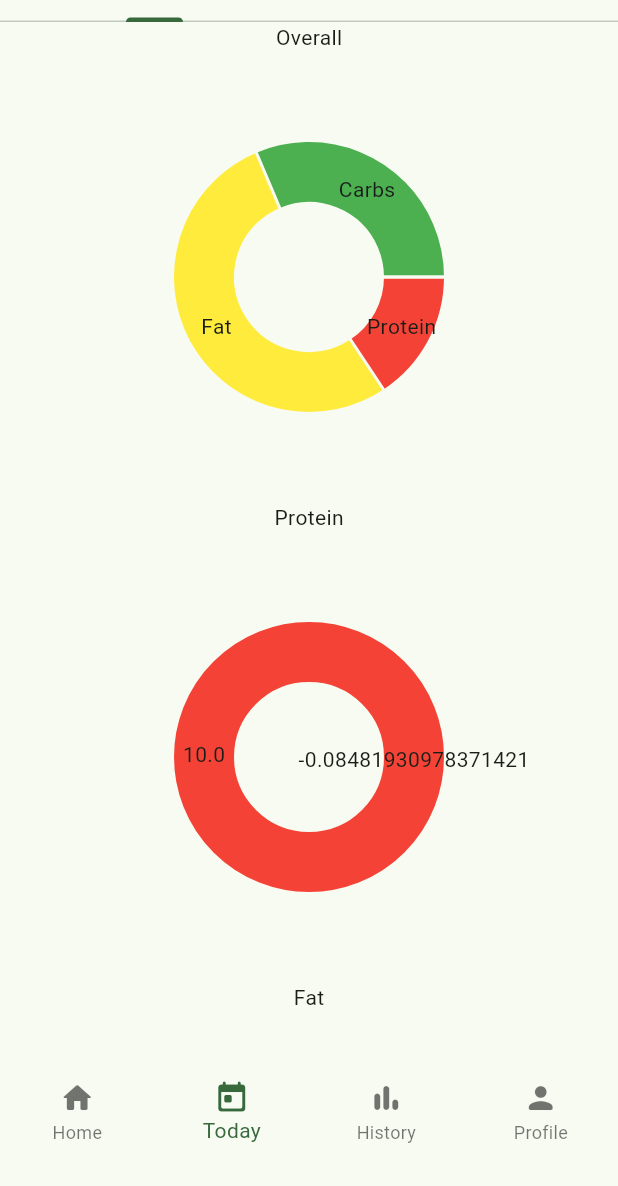
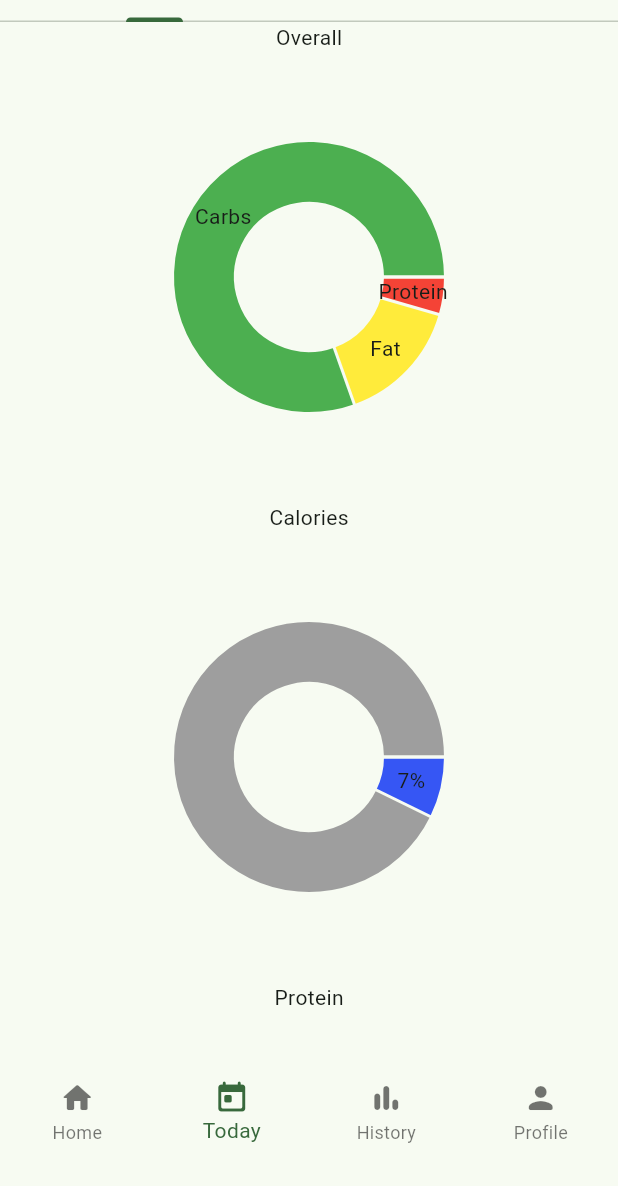
Before and after one commit to marzc03/valencia, a Flutter app: the TodayPage screen opened by its route, on a phone screen of 412 x 824 dp, the part 50-1236 px from its top. Run offline on Flutter 3.47's test engine with Material 3 defaults, Android fonts, the phone set to English and light mode, and no system bars; drawn by our look-alikes of fl_chart; our stand-ins replace firebase_core, google_fonts; accounts and stored records are empty; Roboto replaces fonts that are missing (Mynerve).

Commit message:
Fixed charts on today page

```diff
--- a/lib/nutrition_algorithm.dart
+++ b/lib/nutrition_algorithm.dart
@@ -90,6 +90,7 @@ class NutritionAlgorithm {
   }
 
   int caloriesNeeded (int exerciseMinutes){
+    // ignore: non_constant_identifier_names
     num BMR;
     if (sex == Sex.female){
       BMR = 10 * weight + 6.25 * height - 5 * age - 161;
--- a/lib/pages/today.dart
+++ b/lib/pages/today.dart
@@ -5,7 +5,16 @@ import '../user.dart';
 
 //Testing
 import '../food_item.dart';
-User testUser = User(age: 17, w: 110, h: 67, activityLevel: ActivityLevel.moderatelyActive, sex: Sex.female, mode: Mode.recomposition, units: Units.imperial);
+
+User testUser = User(
+  age: 17,
+  w: 110,
+  h: 67,
+  activityLevel: ActivityLevel.moderatelyActive,
+  sex: Sex.female,
+  mode: Mode.recomposition,
+  units: Units.imperial,
+);
 NutritionAlgorithm alg = NutritionAlgorithm(testUser);
 
 FoodItem cookie = FoodItem(
@@ -13,15 +22,37 @@ FoodItem cookie = FoodItem(
   calories: 51,
   protein: 2,
   fat: 3,
+  carbs: 100,
+);
+
+FoodItem cookie2 = FoodItem(
+  name: 'cookie',
+  calories: 51,
+  protein: 2,
+  fat: 3,
+  carbs: 4,
+);
+FoodItem cookie3 = FoodItem(
+  name: 'cookie',
+  calories: 51,
+  protein: 2,
+  fat: 3,
   carbs: 4,
 );
 
-
 int exerciseMinutes = 10;
-List<int> calories = [cookie.getCalories()];
-List<num> protein = [cookie.getProtein()];
-List<num> fat = [cookie.getFat()];
-List<num> carbs = [cookie.getCarbs()];
+List<int> calories = [
+  cookie.getCalories(),
+  cookie2.getCalories(),
+  cookie3.getCalories(),
+];
+List<num> protein = [
+  cookie.getProtein(),
+  cookie2.getProtein(),
+  cookie3.getProtein(),
+];
+List<num> fat = [cookie.getFat(), cookie2.getFat(), cookie3.getFat()];
+List<num> carbs = [cookie.getCarbs(), cookie2.getCarbs(), cookie3.getCarbs()];
 
 num sum(List<num> input) {
   //probably should be moved to home or validator thingt point
@@ -86,16 +117,19 @@ class _TodayPageState extends State<TodayPage> with TickerProviderStateMixin {
             child: Center(
               child: Wrap(
                 children: [
-                  Column(children: [
+                  Column(
+                    children: [
                       Text('Overall'),
                       SizedBox(
                         width: 300,
                         height: 300,
                         child: PieChart(
                           PieChartData(
+
                             sections: [
                               PieChartSectionData(
-                            value: (sum(protein) * 4 / sumCal(calories) * 100),
+                                value:
+                                    (sum(protein) * 4 / sumCal(calories) * 100),
                                 title: 'Protein',
                                 color: Colors.red,
                               ),
@@ -105,7 +139,8 @@ class _TodayPageState extends State<TodayPage> with TickerProviderStateMixin {
                                 color: Colors.yellow,
                               ),
                               PieChartSectionData(
-                            value: (sum(carbs) * 4 / sumCal(calories) * 100),
+                                value:
+                                    (sum(carbs) * 4 / sumCal(calories) * 100),
                                 title: 'Carbs',
                                 color: Colors.green,
                               ),
@@ -116,8 +151,46 @@ class _TodayPageState extends State<TodayPage> with TickerProviderStateMixin {
                           curve: Curves.linear, // Optional
                         ),
                       ),
-                  ]),
-                  Column(children: [
+                    ],
+                  ),
+                  Column(
+                    children: [
+                      Text('Calories'),
+                      SizedBox(
+                        width: 300,
+                        height: 300,
+                        child: PieChart(
+                          PieChartData(
+                            sections: [
+                              PieChartSectionData(
+                                value:
+                                    (sumCal(calories) /
+                                    alg.caloriesNeeded(exerciseMinutes) *
+                                    100),
+                                color: const Color.fromARGB(255, 54, 86, 244),
+                                title:
+                                    '${(sumCal(calories) / alg.caloriesNeeded(exerciseMinutes) * 100).toInt()}%',
+                              ),
+                              PieChartSectionData(
+                                value:
+                                    (100 -
+                                    (sum(calories) /
+                                        alg.caloriesNeeded(exerciseMinutes) *
+                                        100)),
+                                color: Colors.grey,
+                                title: '',
+                              ),
+                            ],
+                            centerSpaceRadius: 50,
+                          ),
+                          duration: Duration(milliseconds: 150), // Optional
+                          curve: Curves.linear, // Optional
+                        ),
+                      ),
+                    ],
+                  ),
+                  Column(
+                    children: [
                       Text('Protein'),
                       SizedBox(
                         width: 300,
@@ -127,11 +200,21 @@ class _TodayPageState extends State<TodayPage> with TickerProviderStateMixin {
                             sections: [
                               PieChartSectionData(
                                 color: Colors.red,
+                                value:
+                                    (sum(protein) /
+                                    alg.proteinNeeded(exerciseMinutes) *
+                                    100),
+                                title:
+                                    '${(sum(protein) / alg.proteinNeeded(exerciseMinutes) * 100).toInt()}%',
                               ),
                               PieChartSectionData(
                                 value:
-                                (1 - (sum(protein) / alg.proteinNeeded(exerciseMinutes) * 100)),
+                                    (100 -
+                                    (sum(protein) /
+                                        alg.proteinNeeded(exerciseMinutes) *
+                                        100)),
                                 color: Colors.grey,
+                                title: '',
                               ),
                             ],
                             centerSpaceRadius: 50,
@@ -140,8 +223,10 @@ class _TodayPageState extends State<TodayPage> with TickerProviderStateMixin {
                           curve: Curves.linear, // Optional
                         ),
                       ),
-                  ]),
-                  Column(children: [
+                    ],
+                  ),
+                  Column(
+                    children: [
                       Text('Fat'),
                       SizedBox(
                         width: 300,
@@ -150,38 +235,20 @@ class _TodayPageState extends State<TodayPage> with TickerProviderStateMixin {
                           PieChartData(
                             sections: [
                               PieChartSectionData(
-                            value: (sum(fat) / alg.fatNeeded(exerciseMinutes) * 100),
-
+                                value:
+                                    (sum(fat) /
+                                    alg.fatNeeded(exerciseMinutes) *
+                                    100),
                                 color: Colors.yellow,
-                          ),
-                          PieChartSectionData(
-                            value: (1 - (sum(fat) / alg.fatNeeded(exerciseMinutes) * 100)),
-
-                            color: Colors.grey,
-                          ),
-                        ],
-                        centerSpaceRadius: 50,
-                      ),
-                      duration: Duration(milliseconds: 150), // Optional
-                      curve: Curves.linear, // Optional
-                    ),
-                  ),]),
-                  Column(children: [
-                  Text('Carbs'),
-                  SizedBox(
-                    width: 300,
-                    height: 300,
-                    child: PieChart(
-                      PieChartData(
-                        sections: [
-                          PieChartSectionData(
-                            value: (sum(carbs) / alg.carbsNeeded(exerciseMinutes) * 100),
-
-                            color: Colors.green,
+                                title:
+                                    '${(sum(fat) / alg.fatNeeded(exerciseMinutes) * 100).toInt()}%',
                               ),
                               PieChartSectionData(
                                 value:
-                                (1 - (sum(carbs) /alg.carbsNeeded(exerciseMinutes) * 100)),
+                                    (100 -
+                                    (sum(fat) /
+                                        alg.fatNeeded(exerciseMinutes) *
+                                        100)),
                                 title: '',
                                 color: Colors.grey,
                               ),
@@ -192,7 +259,44 @@ class _TodayPageState extends State<TodayPage> with TickerProviderStateMixin {
                           curve: Curves.linear, // Optional
                         ),
                       ),
-                  ])
+                    ],
+                  ),
+                  Column(
+                    children: [
+                      Text('Carbs'),
+                      SizedBox(
+                        width: 300,
+                        height: 300,
+                        child: PieChart(
+                          PieChartData(
+                            sections: [
+                              PieChartSectionData(
+                                value:
+                                    (sum(carbs) /
+                                    alg.carbsNeeded(exerciseMinutes) *
+                                    100),
+                                color: Colors.green,
+                                title:
+                                    '${(sum(carbs) / alg.carbsNeeded(exerciseMinutes) * 100).toInt()}%',
+                              ),
+                              PieChartSectionData(
+                                value:
+                                    (100 -
+                                    (sum(carbs) /
+                                        alg.carbsNeeded(exerciseMinutes) *
+                                        100)),
+                                title: '',
+                                color: Colors.grey,
+                              ),
+                            ],
+                            centerSpaceRadius: 50,
+                          ),
+                          duration: Duration(milliseconds: 150), // Optional
+                          curve: Curves.linear, // Optional
+                        ),
+                      ),
+                    ],
+                  ),
                 ],
               ),
             ),
```
Lines whose indentation alone changed are shown as unchanged.
